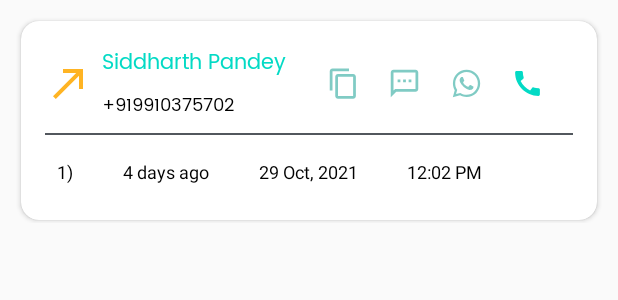
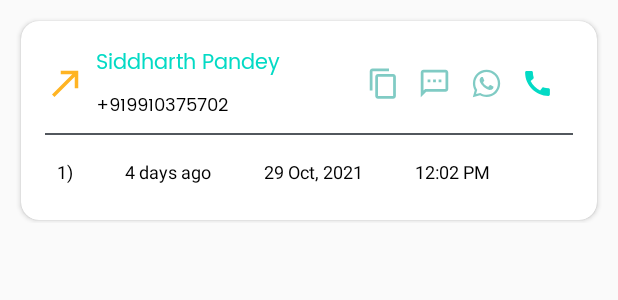
Before and after one commit to ManishThapa123/CallLogger, an Android app: the layout item_adapter_layout_two.xml on its own in the app's theme, with its tools: preview values and no code run, on a phone screen of 412 x 824 dp. Shown: the top 300 px of the screen. Run offline under Robolectric (Android 15) with nearby library versions, the phone set to English and light mode, and no system bars.

Commit message:
Minor Layout Fixes

```diff
--- a/app/src/main/res/layout/item_adapter_layout_one.xml
+++ b/app/src/main/res/layout/item_adapter_layout_one.xml
@@ -26,8 +26,8 @@
 
             <ImageView
                 android:id="@+id/callTypeImage"
-                android:layout_width="@dimen/dimens_32"
-                android:layout_height="@dimen/dimens_32"
+                android:layout_width="@dimen/dimens_28"
+                android:layout_height="@dimen/dimens_28"
                 android:src="@drawable/call_outgoing_icon"
 
                 app:layout_constraintBottom_toBottomOf="@id/phoneNumber"
--- a/app/src/main/res/layout/item_adapter_layout_two.xml
+++ b/app/src/main/res/layout/item_adapter_layout_two.xml
@@ -23,8 +23,8 @@
 
             <ImageView
                 android:id="@+id/callTypeImage"
-                android:layout_width="@dimen/dimens_32"
-                android:layout_height="@dimen/dimens_32"
+                android:layout_width="@dimen/dimens_28"
+                android:layout_height="@dimen/dimens_28"
                 android:src="@drawable/call_outgoing_icon"
                 app:layout_constraintBottom_toBottomOf="@id/phoneNumber"
                 app:layout_constraintStart_toStartOf="parent"
@@ -32,7 +32,9 @@
 
             <TextView
                 android:id="@+id/personName"
-                android:layout_width="0dp"
+                android:layout_width="160dp"
+                android:ellipsize="end"
+                android:maxLines="1"
                 android:layout_height="wrap_content"
                 android:layout_marginStart="@dimen/dimens_6"
                 android:fontFamily="@font/poppins"
@@ -61,7 +63,6 @@
                 android:layout_marginStart="@dimen/dimens_8"
                 android:background="@drawable/ic_copy_number"
                 app:layout_constraintBottom_toBottomOf="@id/phoneNumber"
-                app:layout_constraintEnd_toEndOf="@id/personName"
                 app:layout_constraintEnd_toStartOf="@+id/imgMessage"
                 app:layout_constraintStart_toEndOf="@id/personName"
                 app:layout_constraintTop_toTopOf="@id/personName" />
```
